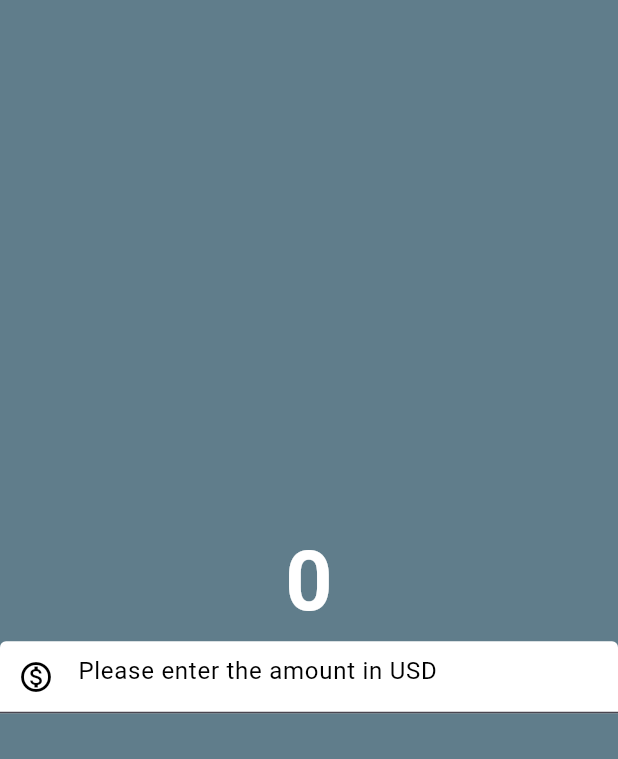
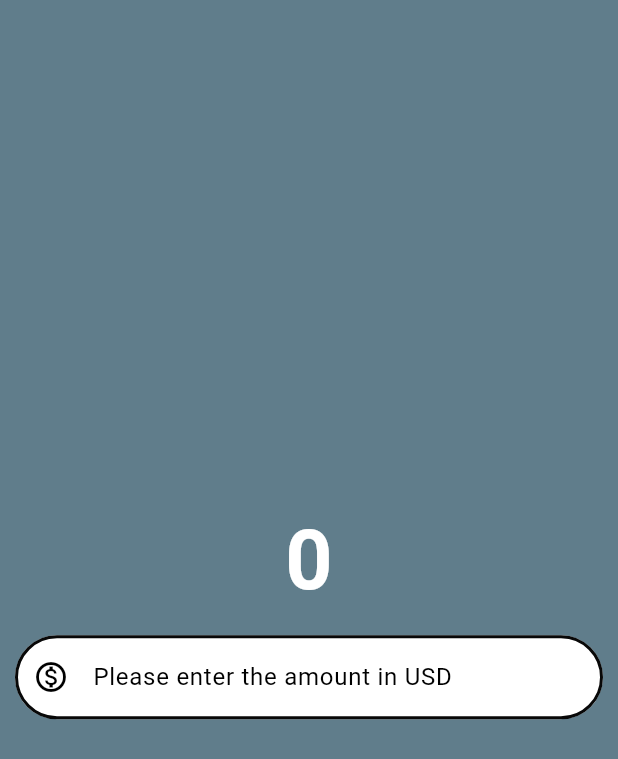
Before and after one commit to Aarush-Parashar/currency_convertor, a Flutter app: the screen it shows after launch, on a phone screen of 412 x 824 dp. Shown: the top 759 px of the screen. Run offline on Flutter 3.47's test engine with Material 3 defaults, Android fonts, the phone set to English and light mode, and no system bars.

Commit message:
improved the textfield layout

```diff
--- a/lib/currency_convertor_material_page.dart
+++ b/lib/currency_convertor_material_page.dart
@@ -5,36 +5,46 @@ class CurrencyConvertorMaterialPage extends StatelessWidget {
 
   @override
   Widget build(BuildContext context) {
-    return const Scaffold(
+    final border = OutlineInputBorder(
+      borderSide: const BorderSide(
+        color: Color.fromARGB(255, 8, 8, 8),
+        width: 2.0,
+        style: BorderStyle.solid,
+      ),
+      borderRadius: BorderRadius.circular(60),
+    );
+
+    return Scaffold(
       backgroundColor: Colors.blueGrey,
       body: Center(
         child: Column(
           mainAxisAlignment: MainAxisAlignment.center,
           children: [
-            Text(
+            const Text(
               '0',
               style: TextStyle(
                   fontSize: 55,
                   fontWeight: FontWeight.bold,
                   color: Color.fromARGB(255, 255, 255, 255)),
             ),
-            TextField(
-              style: TextStyle(color: Colors.black),
+            Container(
+              padding: const EdgeInsets.all(10.0),
+              child: TextField(
+                style: const TextStyle(color: Colors.black),
                 decoration: InputDecoration(
                   hintText: "Please enter the amount in USD",
-                hintStyle: TextStyle(
+                  hintStyle: const TextStyle(
                     color: Colors.black,
                   ),
-                prefixIcon: Icon(Icons.monetization_on_outlined),
+                  prefixIcon: const Icon(Icons.monetization_on_outlined),
                   prefixIconColor: Colors.black,
                   filled: true,
                   fillColor: Colors.white,
-                focusedBorder: OutlineInputBorder(
-                  borderSide: BorderSide(
-                    color: Color.fromARGB(255, 8, 8, 8),
-                    width: 2.0,
-                    style: BorderStyle.solid,
+                  focusedBorder: border,
+                  enabledBorder: border,
                 ),
+                keyboardType: const TextInputType.numberWithOptions(
+                  decimal: true,
                 ),
               ),
             )
```
Lines whose indentation alone changed are shown as unchanged.
